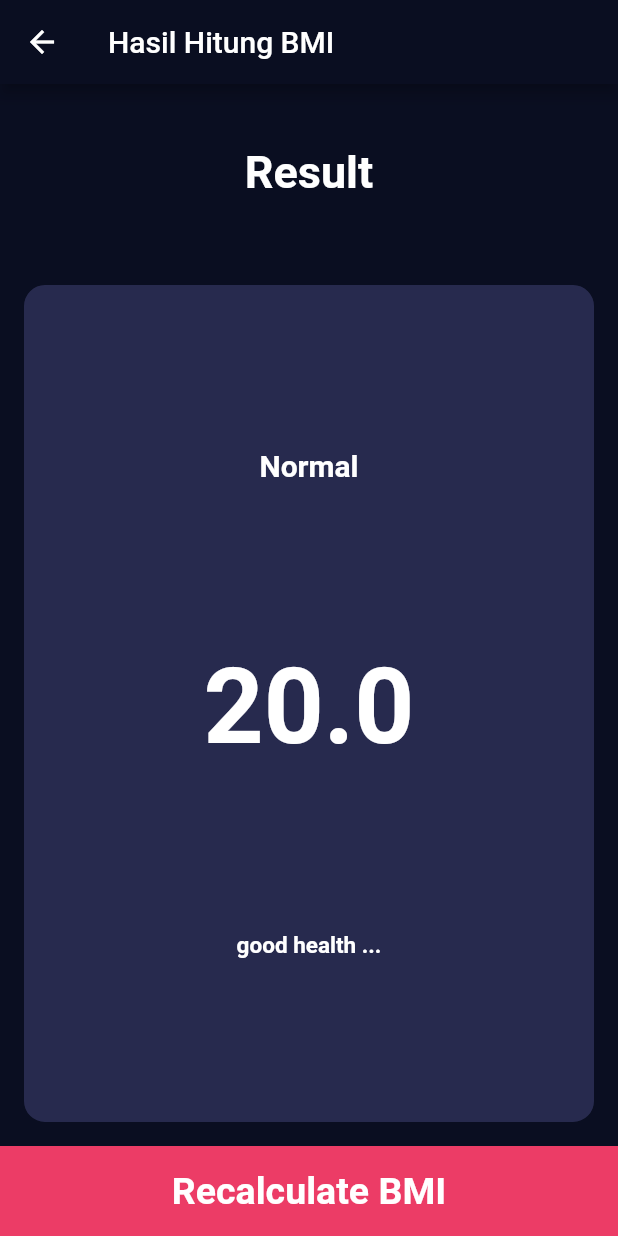
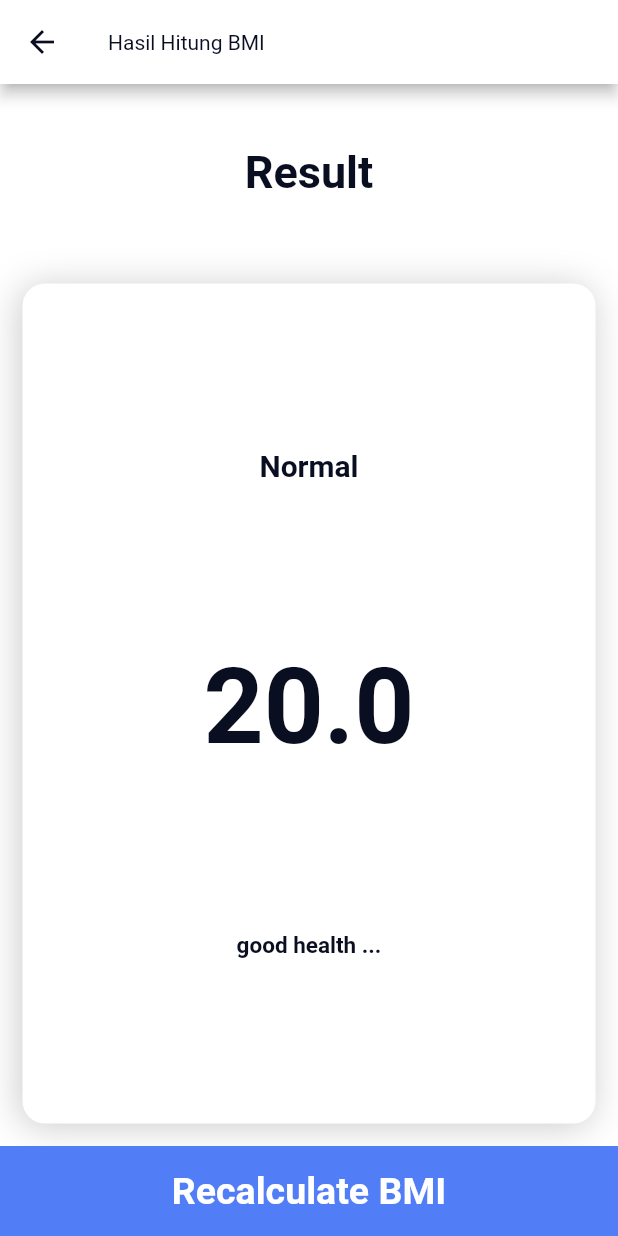
Before and after one commit to nurhidayat-agung/BMI, a Flutter app: the screen it shows after launch, after a tap on "Hitung BMI", on a phone screen of 412 x 824 dp. Run offline on Flutter 3.47's test engine with Material 2 defaults, Android fonts, the phone set to English and light mode, and no system bars.

Commit message:
change theme color

```diff
--- a/bmi/lib/constants/constant.dart
+++ b/bmi/lib/constants/constant.dart
@@ -3,7 +3,7 @@ import 'package:flutter/material.dart';
 const Color primaryColor = Color(0xff0a0e21);
 TextStyle labelTextStyle = const TextStyle(
   fontSize: 18,
-  color: Colors.white,
+  color:primaryColor,
 );
 
 TextStyle numberTextStyle = const TextStyle(
--- a/bmi/lib/main.dart
+++ b/bmi/lib/main.dart
@@ -16,10 +16,11 @@ class MyApp extends StatelessWidget {
       title: 'Flutter Demo',
       theme: ThemeData(
         primaryColor: primaryColor,
-        scaffoldBackgroundColor: primaryColor,
+        scaffoldBackgroundColor: Colors.white,
         primarySwatch: Colors.blue,
         appBarTheme: const AppBarTheme(
-          backgroundColor: primaryColor,
+          backgroundColor: Colors.white,
+          titleTextStyle: TextStyle(color: primaryColor),
         ),
       ),
       home: const BmiDataScreen(),
--- a/bmi/lib/views/bmi_data_screen.dart
+++ b/bmi/lib/views/bmi_data_screen.dart
@@ -46,9 +46,10 @@ class _BmiDataScreenState extends State<BmiDataScreen> {
   @override
   Widget build(BuildContext context) {
     return Scaffold(
-      backgroundColor: const Color(0xff0A0E21),
+      // backgroundColor: const Color(0xff0A0E21),
       appBar: AppBar(
-        title: const Text("BMI Calculator"),
+        title: const Center(child:  Text("BMI Calculator")),
+        elevation: 0,
       ),
       bottomNavigationBar: GestureDetector(
         onTap: () {
@@ -68,7 +69,7 @@ class _BmiDataScreenState extends State<BmiDataScreen> {
         },
         child: Container(
           decoration: BoxDecoration(
-            color: Color(0xffec3c66),
+            color: Color(0xff517df6),
             borderRadius: BorderRadius.circular(8),
           ),
           height: 60,
@@ -99,7 +100,7 @@ class _BmiDataScreenState extends State<BmiDataScreen> {
                     },
                     child: BMICard(
                       borderColor:
-                          (gender == "male") ? Colors.white : primaryColor,
+                          (gender == "male") ? Color(0xff517df6) : Colors.white,
                       child: Stack(
                         children: [
                           const Center(
@@ -117,8 +118,8 @@ class _BmiDataScreenState extends State<BmiDataScreen> {
                             child: Icon(
                               Icons.check_circle,
                               color: (gender == "male")
-                                  ? Colors.white
-                                  : primaryColor,
+                                  ? const Color(0xff517df6)
+                                  : Colors.white,
                             ),
                           ),
                         ],
@@ -134,7 +135,7 @@ class _BmiDataScreenState extends State<BmiDataScreen> {
                     },
                     child: BMICard(
                       borderColor:
-                          (gender == "female") ? Colors.white : primaryColor,
+                          (gender == "female") ? Color(0xff517df6) : Colors.white,
                       child:  Stack(
                         children: [
                           const Center(
@@ -152,8 +153,8 @@ class _BmiDataScreenState extends State<BmiDataScreen> {
                             child: Icon(
                               Icons.check_circle,
                               color: (gender == "female")
-                                  ? Colors.white
-                                  : primaryColor,
+                                  ? const Color(0xff517df6)
+                                  : Colors.white,
                             ),
                           ),
                         ],
@@ -297,7 +298,7 @@ class BMICard extends StatelessWidget {
   const BMICard({
     Key? key,
     this.child,
-    this.borderColor = primaryColor,
+    this.borderColor = Colors.white,
   }) : super(key: key);
 
   final Widget? child;
@@ -307,7 +308,14 @@ class BMICard extends StatelessWidget {
   Widget build(BuildContext context) {
     return Container(
       decoration: BoxDecoration(
-        color: const Color(0xff272A4e),
+        color: Colors.white,
+        boxShadow: [
+          BoxShadow(
+            offset: Offset(-2,2),
+            blurRadius: 20,
+            color: Colors.black.withOpacity(0.2)
+          )
+        ],
         borderRadius: BorderRadius.circular(15),
         border: Border.all(
           color: borderColor!,
@@ -337,7 +345,7 @@ class GenderIconText extends StatelessWidget {
         Icon(
           icon,
           size: 80,
-          color: Colors.white,
+          color: primaryColor,
         ),
         const SizedBox(height: 15),
         Text(
--- a/bmi/lib/views/bmi_result_screen.dart
+++ b/bmi/lib/views/bmi_result_screen.dart
@@ -1,3 +1,4 @@
+import 'package:bmi/constants/constant.dart';
 import 'package:bmi/helpers/bmi_calculator.dart';
 import 'package:bmi/views/bmi_data_screen.dart';
 import 'package:flutter/material.dart';
@@ -19,7 +20,12 @@ class BmiResultScreen extends StatelessWidget {
     bmiCalculator.getHealtRiskDescription();
 
     return Scaffold(
-      appBar: AppBar(title: const Text("Hasil Hitung BMI")),
+      appBar: AppBar(
+        title: const Text("Hasil Hitung BMI"),
+        iconTheme: const IconThemeData(
+          color: primaryColor, //change your color here
+        ),
+      ),
       body: Column(
         children: [
           const Expanded(
@@ -29,7 +35,7 @@ class BmiResultScreen extends StatelessWidget {
                 style: TextStyle(
                   fontSize: 30,
                   fontWeight: FontWeight.bold,
-                  color: Colors.white,
+                  color: primaryColor,
                 ),
               ),
             ),
@@ -51,7 +57,7 @@ class BmiResultScreen extends StatelessWidget {
                             style: const TextStyle(
                               fontSize: 20,
                               fontWeight: FontWeight.bold,
-                              color: Colors.white,
+                              color: primaryColor,
                             ),
                           ),
                           Text(
@@ -59,7 +65,7 @@ class BmiResultScreen extends StatelessWidget {
                             style: const TextStyle(
                               fontSize: 70,
                               fontWeight: FontWeight.bold,
-                              color: Colors.white,
+                              color: primaryColor,
                             ),
                           ),
                           Text(
@@ -68,7 +74,7 @@ class BmiResultScreen extends StatelessWidget {
                             style: const TextStyle(
                               fontSize: 15,
                               fontWeight: FontWeight.bold,
-                              color: Colors.white,
+                              color: primaryColor,
                             ),
                           ),
                         ],
@@ -85,7 +91,7 @@ class BmiResultScreen extends StatelessWidget {
             },
             child: Container(
               decoration: const BoxDecoration(
-                color: Color(0xffec3c66),
+                color: Color(0xff517df6),
               ),
               height: 60,
               child: const Center(
```
